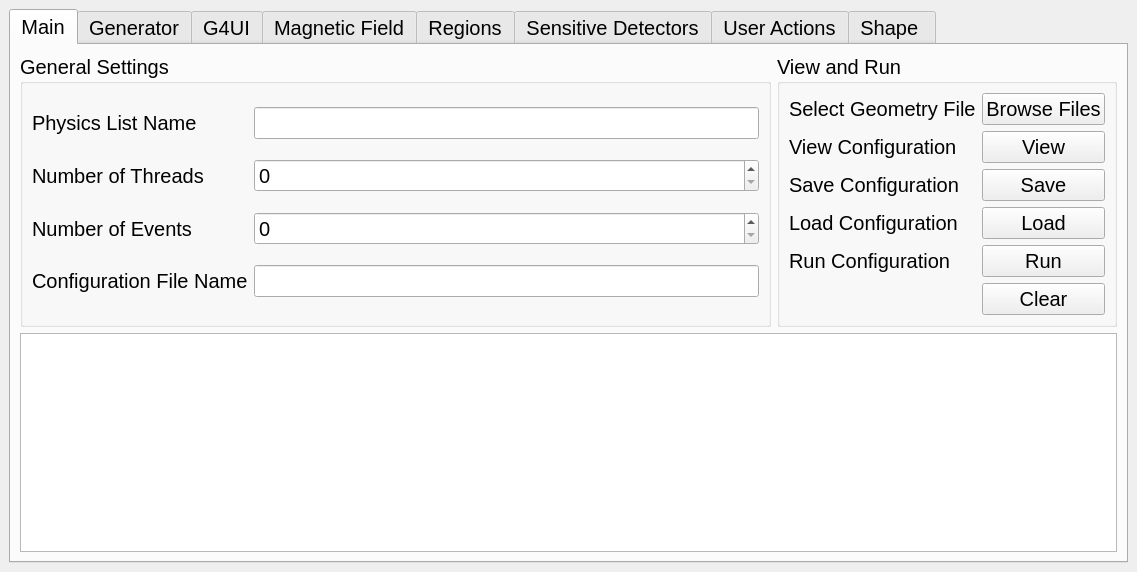
The window that FSL/src/fsl_mainwindow.ui (efemberg11/GeoModel_rmakhman) describes before a commit, drawn with Qt 5.
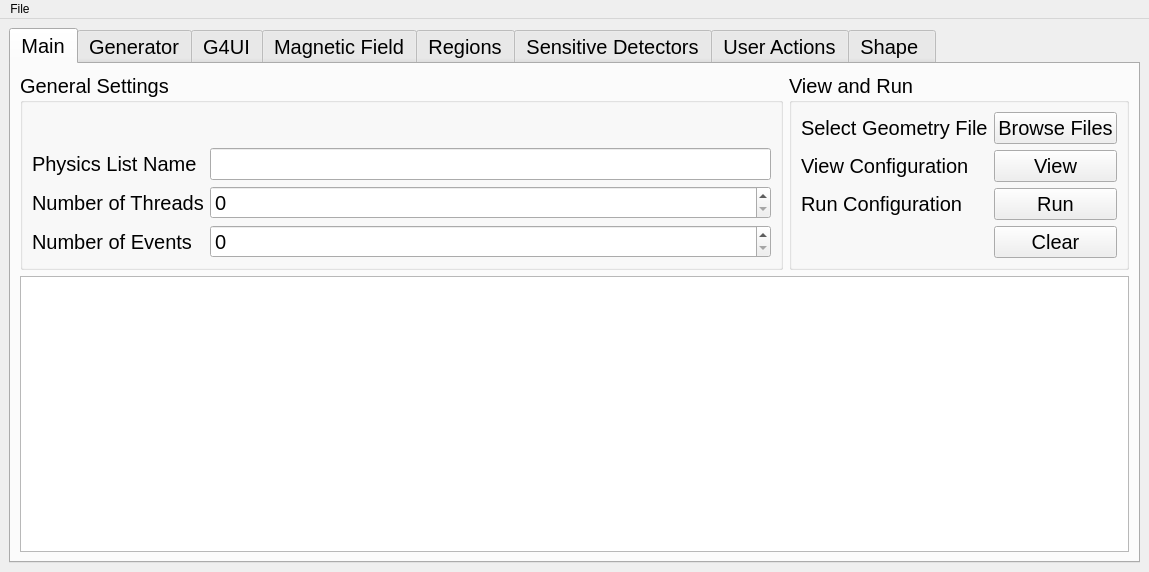
The same window after the commit.

Commit message: Rearranged the configuration input/output somewhat.  Now the buttons are menu actions

```diff
--- a/FSL/src/fsl_mainwindow.ui
+++ b/FSL/src/fsl_mainwindow.ui
@@ -6,7 +6,7 @@
    <rect>
     <x>0</x>
     <y>0</y>
-    <width>1071</width>
+    <width>1149</width>
     <height>572</height>
    </rect>
   </property>
@@ -50,25 +50,6 @@
            <string>View and Run</string>
           </property>
           <layout class="QGridLayout" name="gridLayout_8">
-           <item row="0" column="0">
-            <widget class="QLabel" name="label_6">
-             <property name="font">
-              <font>
-               <pointsize>15</pointsize>
-              </font>
-             </property>
-             <property name="text">
-              <string>Select Geometry File</string>
-             </property>
-            </widget>
-           </item>
-           <item row="0" column="1">
-            <widget class="QPushButton" name="pB_geom">
-             <property name="text">
-              <string>Browse Files</string>
-             </property>
-            </widget>
-           </item>
            <item row="1" column="0">
             <widget class="QLabel" name="label_8">
              <property name="font">
@@ -81,52 +62,7 @@
              </property>
             </widget>
            </item>
-           <item row="1" column="1">
-            <widget class="QPushButton" name="pB_view">
-             <property name="text">
-              <string>View</string>
-             </property>
-            </widget>
-           </item>
            <item row="2" column="0">
-            <widget class="QLabel" name="label_23">
-             <property name="font">
-              <font>
-               <pointsize>15</pointsize>
-              </font>
-             </property>
-             <property name="text">
-              <string>Save Configuration </string>
-             </property>
-            </widget>
-           </item>
-           <item row="2" column="1">
-            <widget class="QPushButton" name="pB_Save">
-             <property name="text">
-              <string>Save</string>
-             </property>
-            </widget>
-           </item>
-           <item row="3" column="0">
-            <widget class="QLabel" name="label_42">
-             <property name="font">
-              <font>
-               <pointsize>15</pointsize>
-              </font>
-             </property>
-             <property name="text">
-              <string>Load Configuration </string>
-             </property>
-            </widget>
-           </item>
-           <item row="3" column="1">
-            <widget class="QPushButton" name="pB_Load">
-             <property name="text">
-              <string>Load</string>
-             </property>
-            </widget>
-           </item>
-           <item row="4" column="0">
             <widget class="QLabel" name="label_44">
              <property name="font">
               <font>
@@ -138,20 +74,46 @@
              </property>
             </widget>
            </item>
-           <item row="4" column="1">
-            <widget class="QPushButton" name="pB_Run">
+           <item row="0" column="1">
+            <widget class="QPushButton" name="pB_geom">
              <property name="text">
-              <string>Run</string>
+              <string>Browse Files</string>
              </property>
             </widget>
            </item>
-           <item row="5" column="1">
+           <item row="3" column="1">
             <widget class="QPushButton" name="pB_main_clear">
              <property name="text">
               <string>Clear</string>
              </property>
             </widget>
            </item>
+           <item row="1" column="1">
+            <widget class="QPushButton" name="pB_view">
+             <property name="text">
+              <string>View</string>
+             </property>
+            </widget>
+           </item>
+           <item row="2" column="1">
+            <widget class="QPushButton" name="pB_Run">
+             <property name="text">
+              <string>Run</string>
+             </property>
+            </widget>
+           </item>
+           <item row="0" column="0">
+            <widget class="QLabel" name="label_6">
+             <property name="font">
+              <font>
+               <pointsize>15</pointsize>
+              </font>
+             </property>
+             <property name="text">
+              <string>Select Geometry File</string>
+             </property>
+            </widget>
+           </item>
           </layout>
          </widget>
         </item>
@@ -166,22 +128,25 @@
            <string>General Settings</string>
           </property>
           <layout class="QGridLayout" name="gridLayout_9">
-           <item row="0" column="0">
-            <widget class="QLabel" name="label">
+           <item row="3" column="0">
+            <widget class="QLabel" name="label_2">
              <property name="font">
               <font>
                <pointsize>15</pointsize>
               </font>
              </property>
              <property name="text">
-              <string>Physics List Name</string>
+              <string>Number of Events</string>
              </property>
             </widget>
            </item>
-           <item row="0" column="1">
+           <item row="3" column="1">
+            <widget class="QSpinBox" name="sB_NOE"/>
+           </item>
+           <item row="1" column="1">
             <widget class="QLineEdit" name="lE_PLN"/>
            </item>
-           <item row="1" column="0">
+           <item row="2" column="0">
             <widget class="QLabel" name="label_3">
              <property name="font">
               <font>
@@ -193,42 +158,31 @@
              </property>
             </widget>
            </item>
-           <item row="1" column="1">
+           <item row="1" column="0">
+            <widget class="QLabel" name="label">
+             <property name="font">
+              <font>
+               <pointsize>15</pointsize>
+              </font>
+             </property>
+             <property name="text">
+              <string>Physics List Name</string>
+             </property>
+            </widget>
+           </item>
+           <item row="2" column="1">
             <widget class="QSpinBox" name="sB_NOT"/>
            </item>
-           <item row="2" column="0">
-            <widget class="QLabel" name="label_2">
-             <property name="font">
-              <font>
-               <pointsize>15</pointsize>
-              </font>
-             </property>
+           <item row="0" column="0" colspan="2">
+            <widget class="QLabel" name="lE_CFN">
              <property name="text">
-              <string>Number of Events</string>
+              <string/>
              </property>
-            </widget>
-           </item>
-           <item row="2" column="1">
-            <widget class="QSpinBox" name="sB_NOE"/>
-           </item>
-           <item row="3" column="0">
-            <widget class="QLabel" name="label_20">
-             <property name="font">
-              <font>
-               <pointsize>15</pointsize>
-              </font>
-             </property>
-             <property name="text">
-              <string>Configuration File Name</string>
-             </property>
-             <property name="wordWrap">
+             <property name="scaledContents">
               <bool>true</bool>
              </property>
             </widget>
            </item>
-           <item row="3" column="1">
-            <widget class="QLineEdit" name="lE_CFN"/>
-           </item>
           </layout>
          </widget>
         </item>
@@ -1557,10 +1511,20 @@
     <rect>
      <x>0</x>
      <y>0</y>
-     <width>1071</width>
+     <width>1149</width>
      <height>22</height>
     </rect>
    </property>
+   <widget class="QMenu" name="menuFile">
+    <property name="title">
+     <string>File</string>
+    </property>
+    <addaction name="actionOpen"/>
+    <addaction name="actionSave"/>
+    <addaction name="actionSave_as"/>
+    <addaction name="actionQuit"/>
+   </widget>
+   <addaction name="menuFile"/>
   </widget>
   <action name="actionFile">
    <property name="enabled">
@@ -1570,6 +1534,26 @@
     <string>File</string>
    </property>
   </action>
+  <action name="actionOpen">
+   <property name="text">
+    <string>Open Configuration</string>
+   </property>
+  </action>
+  <action name="actionSave">
+   <property name="text">
+    <string>Save Configuration</string>
+   </property>
+  </action>
+  <action name="actionSave_as">
+   <property name="text">
+    <string>Save Configuration As</string>
+   </property>
+  </action>
+  <action name="actionQuit">
+   <property name="text">
+    <string>Quit</string>
+   </property>
+  </action>
  </widget>
  <resources/>
  <connections/>
```
The commit also changes 2 other files.
